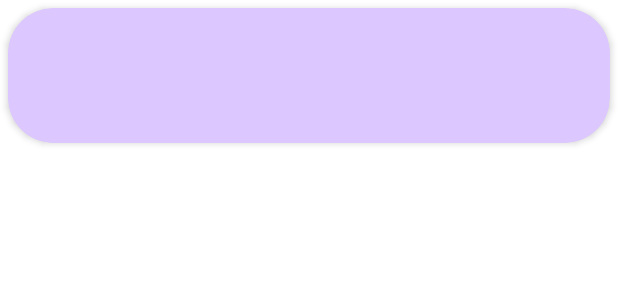
After one commit to ewillia1/Elderberry, an Android app: the layout card_view.xml on its own in the app's theme, with its tools: preview values and no code run, on a phone screen of 412 x 824 dp. The commit adds this screen. Shown: the top 300 px of the screen. Run offline under Robolectric (Android 15) with nearby library versions, the phone set to English and light mode, and no system bars; Roboto replaces fonts that are not available here.

Commit message:
Working on time frequency functionality (adding a RecyclerView)

```diff
--- a/app/src/main/java/edu/northeastern/elderberry/MedInfoFragment.java
+++ b/app/src/main/java/edu/northeastern/elderberry/MedInfoFragment.java
@@ -9,7 +9,6 @@ import android.util.Log;
 import android.view.LayoutInflater;
 import android.view.View;
 import android.view.ViewGroup;
-import android.widget.ScrollView;
 
 /**
  * A simple {@link Fragment} subclass.
--- a/app/src/main/java/edu/northeastern/elderberry/SetDatesFragment.java
+++ b/app/src/main/java/edu/northeastern/elderberry/SetDatesFragment.java
@@ -3,7 +3,6 @@ package edu.northeastern.elderberry;
 import static edu.northeastern.elderberry.util.DatetimeFormat.makeDateString;
 
 import android.app.DatePickerDialog;
-import android.media.Image;
 import android.os.Bundle;
 import android.util.Log;
 import android.view.LayoutInflater;
--- a/app/src/main/java/edu/northeastern/elderberry/SetTimesFragment.java
+++ b/app/src/main/java/edu/northeastern/elderberry/SetTimesFragment.java
@@ -10,7 +10,6 @@ import android.util.Log;
 import android.view.LayoutInflater;
 import android.view.View;
 import android.view.ViewGroup;
-import android.widget.AdapterView;
 import android.widget.ArrayAdapter;
 import android.widget.AutoCompleteTextView;
 import android.widget.TextView;
--- /dev/null
+++ b/app/src/main/res/layout/card_view.xml
@@ -0,0 +1,33 @@
+<?xml version="1.0" encoding="utf-8"?>
+<androidx.cardview.widget.CardView xmlns:android="http://schemas.android.com/apk/res/android"
+    xmlns:app="http://schemas.android.com/apk/res-auto"
+    android:layout_width="match_parent"
+    android:layout_height="wrap_content"
+    android:layout_margin="5dp"
+    android:clickable="true"
+    android:foreground="?selectableItemBackground"
+    app:cardBackgroundColor="@color/background"
+    app:cardCornerRadius="30dp"
+    app:cardElevation="3dp"
+    app:contentPadding="4dp">
+
+    <LinearLayout
+        android:layout_width="match_parent"
+        android:layout_height="match_parent"
+        android:orientation="vertical">
+
+        <TextView
+            android:id="@+id/time"
+            android:layout_width="match_parent"
+            android:layout_height="40dp"
+            android:layout_marginTop="4dp"
+            android:textSize="30sp" />
+
+        <TextView
+            android:id="@+id/dose"
+            android:layout_width="match_parent"
+            android:layout_height="30dp"
+            android:layout_marginTop="8dp" />
+    </LinearLayout>
+
+</androidx.cardview.widget.CardView>
--- a/app/src/main/res/layout/fragment_med_info.xml
+++ b/app/src/main/res/layout/fragment_med_info.xml
@@ -27,7 +27,6 @@
             app:layout_constraintTop_toTopOf="parent">
 
             <com.google.android.material.textfield.TextInputEditText
-                android:id="@+id/med_name"
                 android:layout_width="match_parent"
                 android:layout_height="wrap_content"
                 android:fontFamily="@font/elsie"
@@ -53,7 +52,6 @@
             app:layout_constraintTop_toBottomOf="@+id/textInputMedName">
 
             <com.google.android.material.textfield.TextInputEditText
-                android:id="@+id/med_info"
                 android:layout_width="match_parent"
                 android:layout_height="wrap_content"
                 android:fontFamily="@font/elsie"
--- a/app/src/main/res/layout/fragment_set_dates.xml
+++ b/app/src/main/res/layout/fragment_set_dates.xml
@@ -46,7 +46,6 @@
         tools:ignore="DuplicateSpeakableTextCheck" />
 
     <TextView
-        android:id="@+id/required1"
         android:layout_width="wrap_content"
         android:layout_height="wrap_content"
         android:fontFamily="serif"
@@ -100,7 +99,6 @@
         app:layout_constraintTop_toBottomOf="@+id/from_image" />
 
     <TextView
-        android:id="@+id/required2"
         android:layout_width="wrap_content"
         android:layout_height="wrap_content"
         android:fontFamily="serif"
--- a/app/src/main/res/values/strings.xml
+++ b/app/src/main/res/values/strings.xml
@@ -30,7 +30,6 @@
     <string name="last_name">Last Name</string>
     <string name="send_email">Send Email</string>
     <string name="medication_name">Medication Name</string>
-    <string name="add_medication_title">Add Medication</string>
     <string name="set_time_frequency">Set Time Frequency</string>
     <string name="set_time_and_dose">Set Time and Dose</string>
     <string name="title_activity_medication_dayview">MedicationDayview</string>
```
Also changed, not shown: app/src/main/java/edu/northeastern/elderberry/OnTimeDoseItemListener.java (added, +13 -0 lines), app/src/main/java/edu/northeastern/elderberry/TimeDoseAdapter.java (added, +49 -0 lines), app/src/main/java/edu/northeastern/elderberry/TimeDoseItem.java (added, +59 -0 lines), app/src/main/java/edu/northeastern/elderberry/TimeDoseViewHolder.java (added, +45 -0 lines), app/src/main/res/layout/activity_medication_dayview.xml (+6 -4 lines), app/src/main/res/layout/fragment_set_times.xml (+13 -4 lines).
